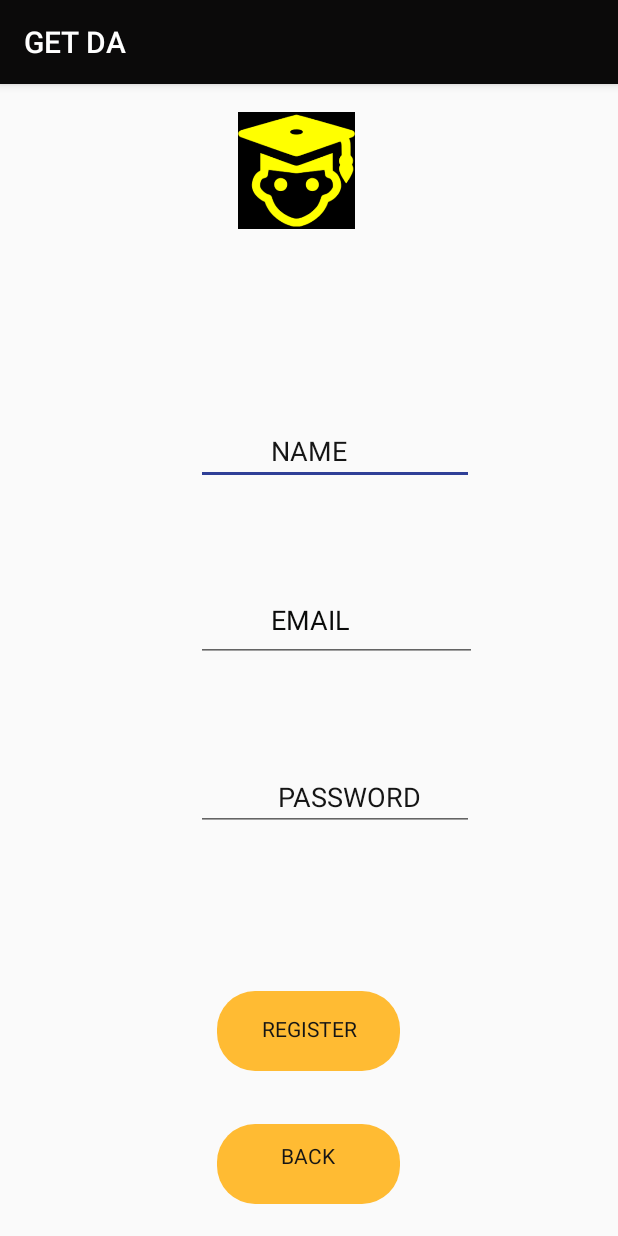
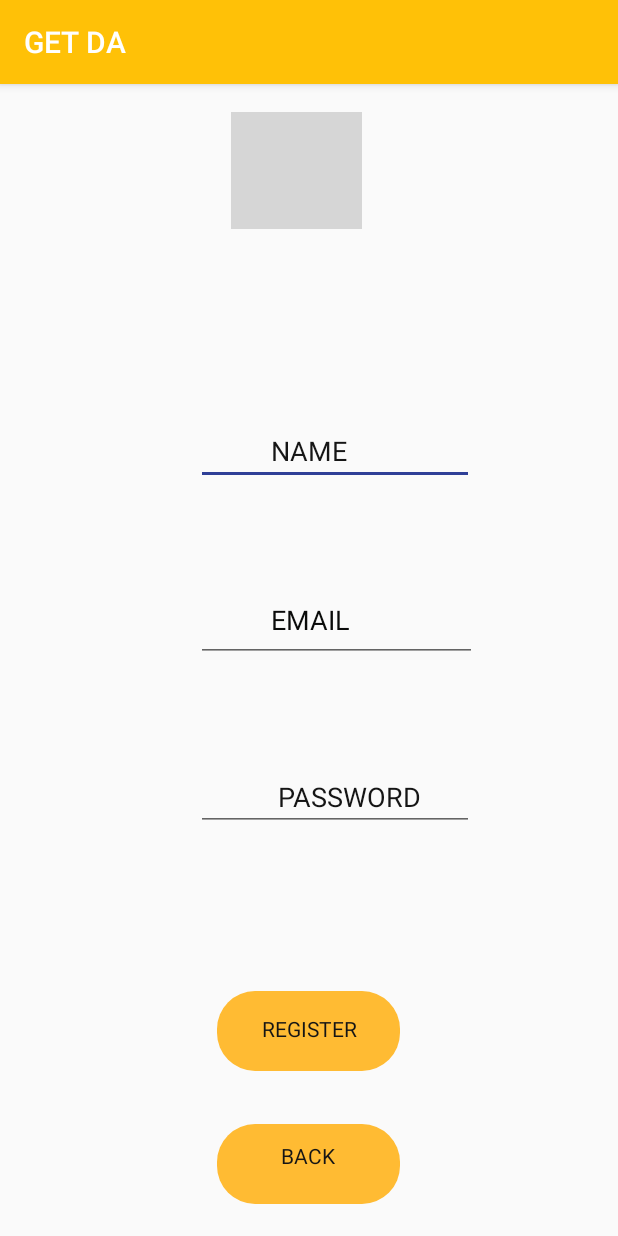
Before and after one commit to Codeadi45/my-Application, an Android app: the gosignActivity screen opened directly, with no data from a screen before it, on a phone screen of 412 x 824 dp. Run offline under Robolectric (Android 15) with nearby library versions, the light colour scheme and no system bars; our stand-ins replace Firebase (no records; nobody signed in at launch, a user with empty details on screens opened directly); grey boxes are pictures that could not be loaded.

Commit message:
DA SHARE APP

```diff
--- a/app/src/main/res/layout/activity_gosign.xml
+++ b/app/src/main/res/layout/activity_gosign.xml
@@ -107,7 +107,7 @@
         app:layout_constraintStart_toStartOf="parent"
         app:layout_constraintTop_toTopOf="parent"
         app:layout_constraintVertical_bias="0.027"
-        app:srcCompat="@drawable/user" />
+        app:srcCompat="@drawable/registration" />
 
     <ImageView
         android:id="@+id/sighn"
--- a/app/src/main/res/layout/activity_homeactivity.xml
+++ b/app/src/main/res/layout/activity_homeactivity.xml
@@ -46,7 +46,7 @@
         app:layout_constraintStart_toStartOf="parent"
         app:layout_constraintTop_toTopOf="parent"
         app:layout_constraintVertical_bias="0.137"
-        app:srcCompat="@drawable/coursesn" />
+        app:srcCompat="@drawable/selfstudy" />
 
     <ImageView
         android:id="@+id/books"
@@ -58,6 +58,6 @@
         app:layout_constraintStart_toStartOf="parent"
         app:layout_constraintTop_toTopOf="parent"
         app:layout_constraintVertical_bias="0.741"
-        app:srcCompat="@drawable/assignment" />
+        app:srcCompat="@drawable/dalelo" />
 
 </androidx.constraintlayout.widget.ConstraintLayout>
--- a/app/src/main/res/values/styles.xml
+++ b/app/src/main/res/values/styles.xml
@@ -3,8 +3,8 @@
     <!-- Base application theme. -->
     <style name="AppTheme" parent="Theme.AppCompat.Light.DarkActionBar">
         <!-- Customize your theme here. -->
-        <item name="colorPrimary">#0B0A0A</item>
-        <item name="colorPrimaryDark">#0B0A0A</item>
+        <item name="colorPrimary">#FFC107</item>
+        <item name="colorPrimaryDark">#FFC107</item>
         <item name="colorAccent">#2F3F97</item>
 
     </style>
```
